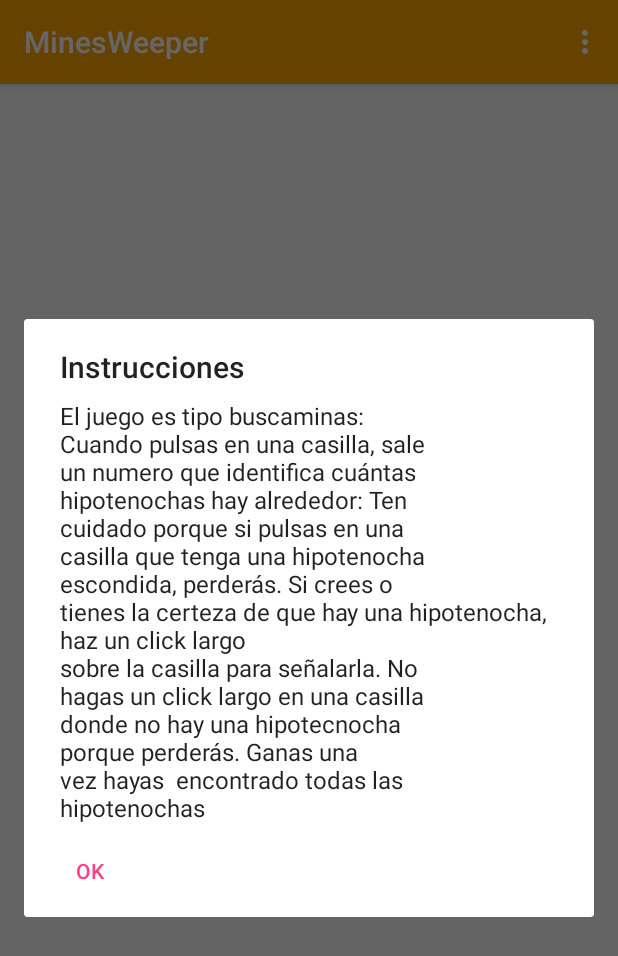
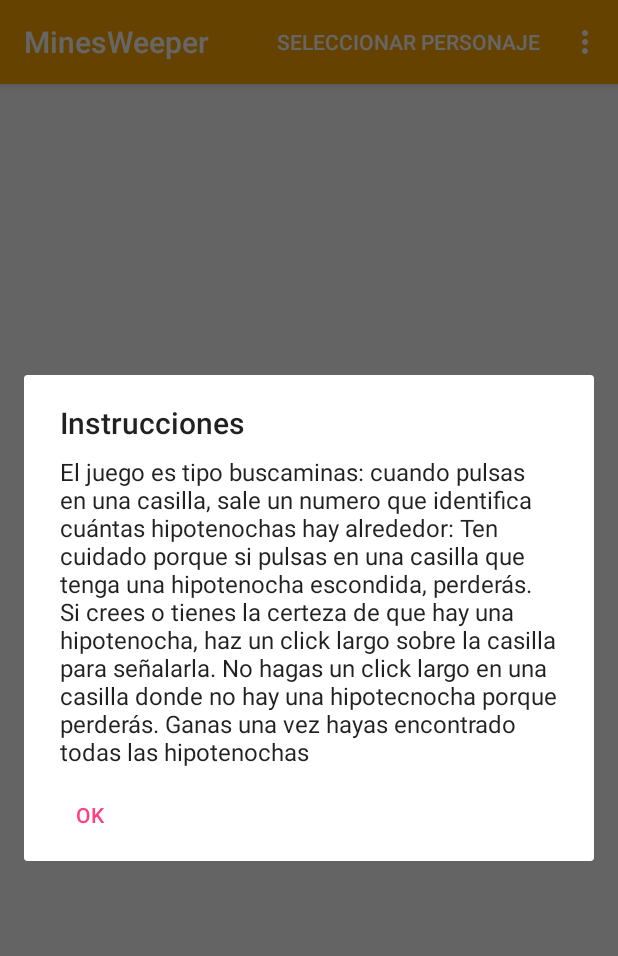
Before and after one commit to romsanbryan/MinesWeeper, an Android app: the screen it shows after launch (MainActivity), in the options menu, after a tap on "Instrucciones", on a phone screen of 412 x 824 dp. Shown: the top 956 px of the screen. Run offline under Robolectric (Android 15) with nearby library versions, the phone set to English and light mode, and no system bars.

Commit message:
version 2

```diff
--- a/app/src/main/java/com/example/asus/minesweeper/MainActivity.java
+++ b/app/src/main/java/com/example/asus/minesweeper/MainActivity.java
@@ -1,5 +1,7 @@
 package com.example.asus.minesweeper;
 
+import android.content.Intent;
+import android.graphics.Color;
 import android.os.Bundle;
 import android.os.CountDownTimer;
 import android.support.v7.app.AlertDialog;
@@ -13,17 +15,25 @@ import android.widget.TextView;
 
 /**
  * @author Bryan Jesús Romero Santos
- * @version 1.1
+ * @version 1.2
  * @since API 22
  */
 
 public class MainActivity extends AppCompatActivity {
     private Toast toast1;
-    AlertDialog.Builder builder;
-    AlertDialog alert;
-    static String dificultad = null;
-    TextView cuentaAtras;
-    int opcion = 0;
+    private AlertDialog.Builder builder;
+    private AlertDialog alert;
+    private static String dificultad = null;
+    private TextView cuentaAtras;
+    private int opcion = 0;
+    private int PRINCIPIANTE = 8;
+    private int AMATEUR = 12;
+    private int AVANZADO = 16;
+    private int TIEMPO_PRINCIPIANTE = 300000; // 5 minutos
+    private int TIEMPO_AMATEUR= 450000; // 7.5 minutos
+    private int TIEMPO_AVANZADO = 600000; // 10 minutos
+
+
 
 
     @Override
@@ -32,7 +42,6 @@ public class MainActivity extends AppCompatActivity {
         setContentView(R.layout.activity_main);
         Toolbar toolbar = (Toolbar) findViewById(R.id.toolbar);
         setSupportActionBar(toolbar);
-
     }
 
     @Override
@@ -40,32 +49,26 @@ public class MainActivity extends AppCompatActivity {
         // Inflate the menu; this adds items to the action bar if it is present.
         getMenuInflater().inflate(R.menu.menu_main, menu);
         cuentaAtras = (TextView) findViewById(R.id.textView2);
-
         return true;
     }
 
     @Override
     public boolean onOptionsItemSelected(MenuItem item) {
-        // Handle action bar item clicks here. The action bar will
-        // automatically handle clicks on the Home/Up button, so long
-        // as you specify a parent activity in AndroidManifest.xml.
         int id = item.getItemId();
-
-        if (id == R.id.nj ){
-            if(opcion == 1) {
-                tiempoRestante(600000);
-            } else if(opcion == 2) {
-                tiempoRestante(450000);
-            } else if(opcion == 3) {
-                tiempoRestante(300000);
+        switch (id){
+            case R.id.nj:
+                if(opcion == PRINCIPIANTE) {
+                    tiempoRestante(TIEMPO_PRINCIPIANTE);
+                } else if(opcion == AMATEUR) {
+                    tiempoRestante(TIEMPO_AMATEUR);
+                } else if(opcion == AVANZADO) {
+                    tiempoRestante(TIEMPO_AVANZADO);
                 } else {
                     toast1 = Toast.makeText(getApplicationContext(), "No has seleccinado dificultad", Toast.LENGTH_SHORT);
                     toast1.show();
                 }
-            return true;
-        }
-
-        if (id == R.id.configuracion ){
+                break;
+            case R.id.configuracion:
                 final CharSequence[] items = {"Nivel Principiante", "Nivel Amateur", "Nivel Avanzado"};
                 builder = new AlertDialog.Builder(this);
                 builder.setTitle("Dificultad");
@@ -75,15 +78,13 @@ public class MainActivity extends AppCompatActivity {
                         MainActivity.dificultad = nivel;
                         switch(nivel){
                             case "Nivel Principiante":
-                            opcion = 1;
+                                opcion = PRINCIPIANTE;
                                 break;
-
                             case "Nivel Amateur":
-                            opcion = 2;
+                                opcion = AMATEUR;
                                 break;
-
                             case "Nivel Avanzado":
-                            opcion = 3;
+                                opcion = AVANZADO;
                                 break;
                         }
                         dialog.cancel();
@@ -91,32 +92,16 @@ public class MainActivity extends AppCompatActivity {
                 });
                 alert = builder.create();
                 alert.show();
-            return true;
-        }
-
-        if (id == R.id.personaje ){
+                break;
+            case R.id.personaje:
                 toast1 = Toast.makeText(getApplicationContext(), "Selecciona personaje", Toast.LENGTH_SHORT);
                 toast1.show();
-            return true;
-        }
+                break;
 
-       if (id == R.id.instrucciones) {
+            case R.id.instrucciones:
                 builder = new AlertDialog.Builder(this);
-           builder.setMessage("El juego es tipo buscaminas: \n" +
-                   "Cuando pulsas en una casilla, sale \n" +
-                   "un numero que identifica cuántas \n" +
-                   "hipotenochas hay alrededor: Ten \n" +
-                   "cuidado porque si pulsas en una \n" +
-                   "casilla que tenga una hipotenocha\n" +
-                   "escondida, perderás. Si crees o \n" +
-                   "tienes la certeza de que hay una hipotenocha, haz un click largo \n" +
-                   "sobre la casilla para señalarla. No \n" +
-                   "hagas un click largo en una casilla \n" +
-                   "donde no hay una hipotecnocha \n" +
-                   "porque perderás. Ganas una \n" +
-                   "vez hayas  encontrado todas las \n" +
-                   "hipotenochas")
-                   .setTitle("Instrucciones").setNeutralButton("Ok",
+                builder.setMessage(R.string.instruccionesExplicadas)
+                        .setTitle(R.string.instrucciones).setNeutralButton("Ok",
                         new DialogInterface.OnClickListener() {
                             public void onClick(DialogInterface dialog, int id) {
                                 dialog.cancel();
@@ -124,16 +109,20 @@ public class MainActivity extends AppCompatActivity {
                         });
                 alert = builder.create();
                 alert.show();
+                break;
             }
             return super.onOptionsItemSelected(item);
         }
 
-    public void tiempoRestante(int time){
+    private void tiempoRestante(int time){
         CountDownTimer cT = new CountDownTimer(time, 1000) {
             public void onTick(long millisUntilFinished) {
                 String v = String.format("%02d",millisUntilFinished/60000);
                 int va = (int)((millisUntilFinished%60000)/1000);
                 cuentaAtras.setText("Tiempo: " +v+":"+String.format("%02d",va));
+
+                if (va < 1) cuentaAtras.setTextColor(Color.rgb(255,0,0));
+
             }
             public void onFinish() {
                 cuentaAtras.setText("Se acabó el tiempo");
--- a/app/src/main/res/layout/activity_main.xml
+++ b/app/src/main/res/layout/activity_main.xml
@@ -2,7 +2,7 @@
 <RelativeLayout xmlns:android="http://schemas.android.com/apk/res/android"
     xmlns:app="http://schemas.android.com/apk/res-auto"
     xmlns:tools="http://schemas.android.com/tools"
-    android:layout_width="match_parent"
+    android:layout_width="wrap_content"
     android:layout_height="match_parent"
     android:fitsSystemWindows="true"
     tools:context="com.example.asus.minesweeper.MainActivity">
--- a/app/src/main/res/menu/menu_main.xml
+++ b/app/src/main/res/menu/menu_main.xml
@@ -25,6 +25,6 @@
         android:id="@+id/personaje"
         android:orderInCategory="100"
         android:title="@string/personaje"
-        app:showAsAction="never"
+        app:showAsAction="never|always"
         />
 </menu>
--- a/app/src/main/res/values/strings.xml
+++ b/app/src/main/res/values/strings.xml
@@ -7,5 +7,5 @@
     <string name="configuracion">Configuración del juego</string>
     <string name="nj">Nuevo Juego</string>
     <string name="personaje">Seleccionar personaje</string>
-
+    <string name="instruccionesExplicadas">El juego es tipo buscaminas: cuando pulsas en una casilla, sale un numero que identifica cuántas hipotenochas hay alrededor: Ten cuidado porque si pulsas en una casilla que tenga una hipotenocha  escondida, perderás. Si crees o tienes la certeza de que hay una hipotenocha, haz un click largo   sobre la casilla para señalarla. No hagas un click largo en una casilla donde no hay una hipotecnocha porque perderás. Ganas una  vez hayas  encontrado todas las  hipotenochas</string>
 </resources>
```
Lines whose indentation alone changed are shown as unchanged.
